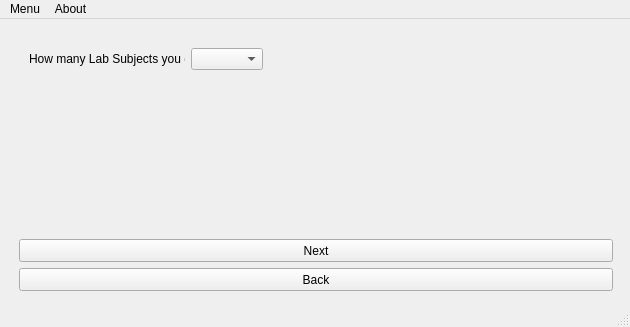
Old version of the form sfo.ui in the repository Abir-Tx/StudyFolderOrganizer-GUI.
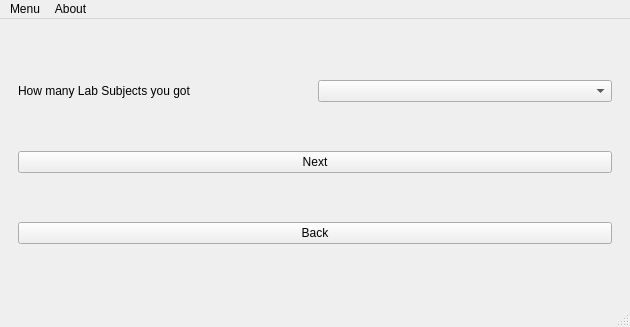
New version of the form. The open tabs and pages were chosen to show the change.

Commit message:
Create lab subject number taking mechanism inside next button 3
Created new page for taking lab sub names\used combobox index to get the lab sub numbers

The edit to the form file:
```diff
--- a/sfo.ui
+++ b/sfo.ui
@@ -180,24 +180,43 @@
        </layout>
       </widget>
       <widget class="QWidget" name="labpanel">
-       <widget class="QPushButton" name="next_3">
+       <layout class="QVBoxLayout" name="verticalLayout_5">
+        <item>
+         <layout class="QHBoxLayout" name="horizontalLayout_8">
+          <item>
+           <widget class="QLabel" name="labsubnolabel">
+            <property name="text">
+             <string>How many Lab Subjects you got </string>
+            </property>
+           </widget>
+          </item>
+          <item>
+           <widget class="QComboBox" name="labsubno"/>
+          </item>
+         </layout>
+        </item>
+        <item>
+         <widget class="QPushButton" name="next_3">
+          <property name="text">
+           <string>Next</string>
+          </property>
+         </widget>
+        </item>
+        <item>
+         <widget class="QPushButton" name="back_3">
+          <property name="text">
+           <string>Back</string>
+          </property>
+         </widget>
+        </item>
+       </layout>
+      </widget>
+      <widget class="QWidget" name="labfoldername">
+       <widget class="QPushButton" name="back_4">
         <property name="geometry">
          <rect>
           <x>10</x>
-          <y>211</y>
-          <width>594</width>
-          <height>23</height>
-         </rect>
-        </property>
-        <property name="text">
-         <string>Next</string>
-        </property>
-       </widget>
-       <widget class="QPushButton" name="back_3">
-        <property name="geometry">
-         <rect>
-          <x>10</x>
-          <y>240</y>
+          <y>239</y>
           <width>594</width>
           <height>23</height>
          </rect>
@@ -206,27 +225,18 @@
          <string>Back</string>
         </property>
        </widget>
-       <widget class="QWidget" name="">
+       <widget class="QPushButton" name="next_4">
         <property name="geometry">
          <rect>
-          <x>20</x>
-          <y>20</y>
-          <width>234</width>
-          <height>22</height>
+          <x>10</x>
+          <y>210</y>
+          <width>594</width>
+          <height>23</height>
          </rect>
         </property>
-        <layout class="QHBoxLayout" name="horizontalLayout_8">
-         <item>
-          <widget class="QLabel" name="labsubnolabel">
-           <property name="text">
-            <string>How many Lab Subjects you got </string>
-           </property>
-          </widget>
-         </item>
-         <item>
-          <widget class="QComboBox" name="labsubno"/>
-         </item>
-        </layout>
+        <property name="text">
+         <string>Next</string>
+        </property>
        </widget>
       </widget>
      </widget>
```
Left out of the diff: 2 changed lines with no effect on the pictures. The commit also changes 2 other files.
